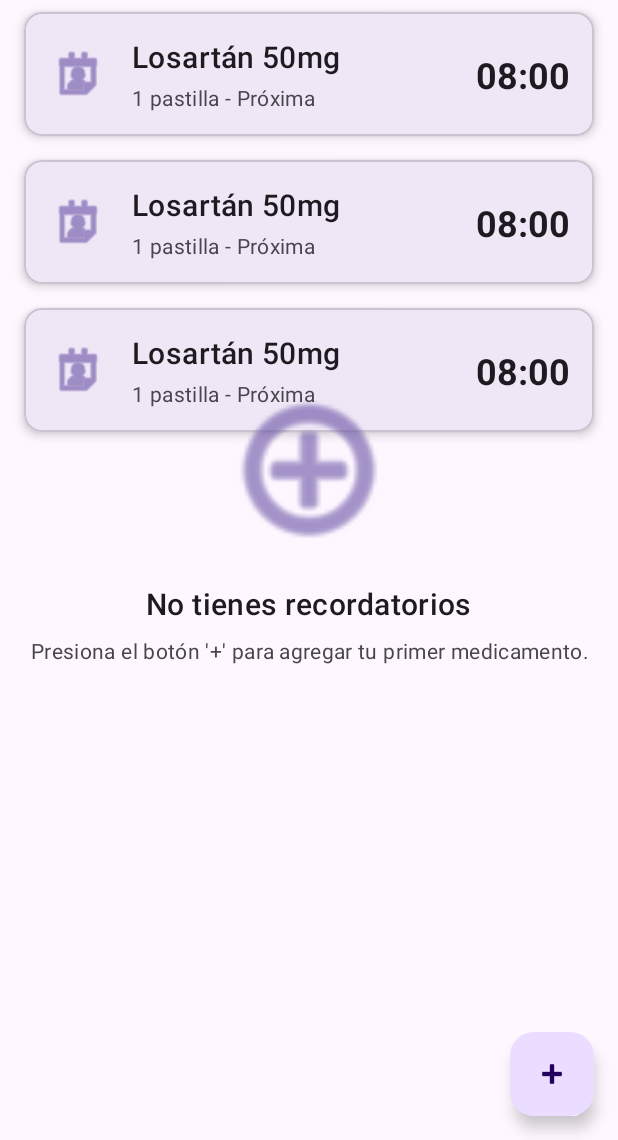
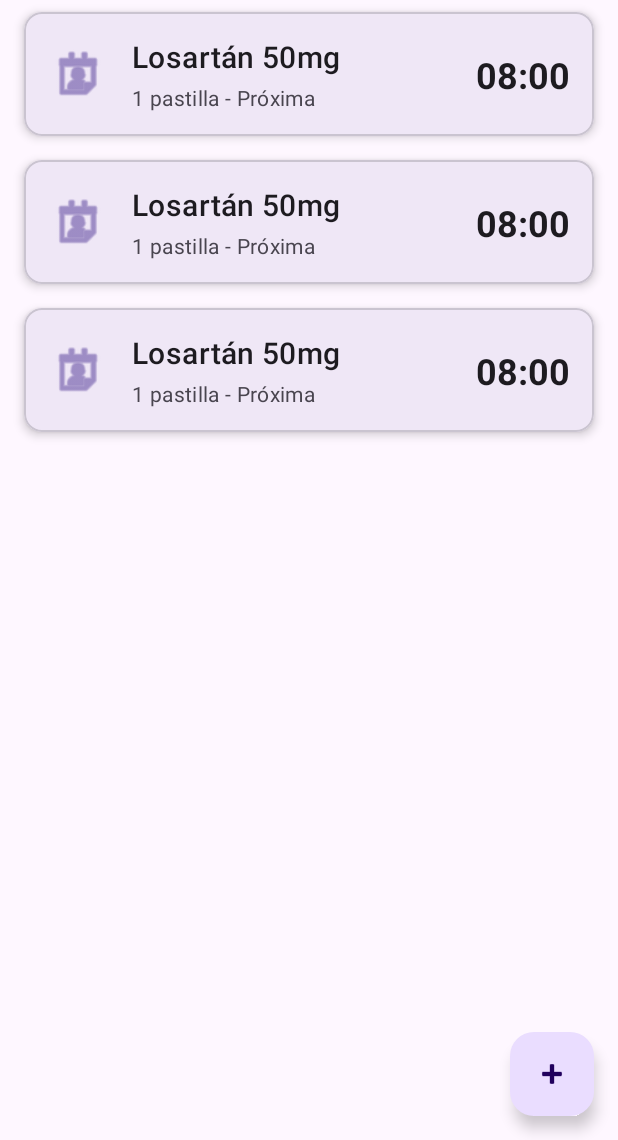
Before and after one commit to Luis-rt130/MediAlert, an Android app: the layout activity_main.xml on its own in the app's theme, with its tools: preview values and no code run, on a phone screen of 412 x 824 dp, the part 96-1236 px from its top. Run offline under Robolectric (Android 15) with nearby library versions, the phone set to English and light mode, and no system bars.

```diff
--- a/app/src/main/res/layout/activity_main.xml
+++ b/app/src/main/res/layout/activity_main.xml
@@ -25,6 +25,7 @@
         android:layout_width="match_parent"
         android:layout_height="match_parent"
         app:layout_behavior="@string/appbar_scrolling_view_behavior"
+        tools:itemCount="3"
         tools:listitem="@layout/item_medicine" />
 
     <!-- Empty State Layout -->
@@ -37,7 +38,7 @@
         android:orientation="vertical"
         android:padding="16dp"
         android:visibility="gone"
-        tools:visibility="visible">
+        tools:visibility="gone">
 
         <ImageView
             android:layout_width="120dp"
```
